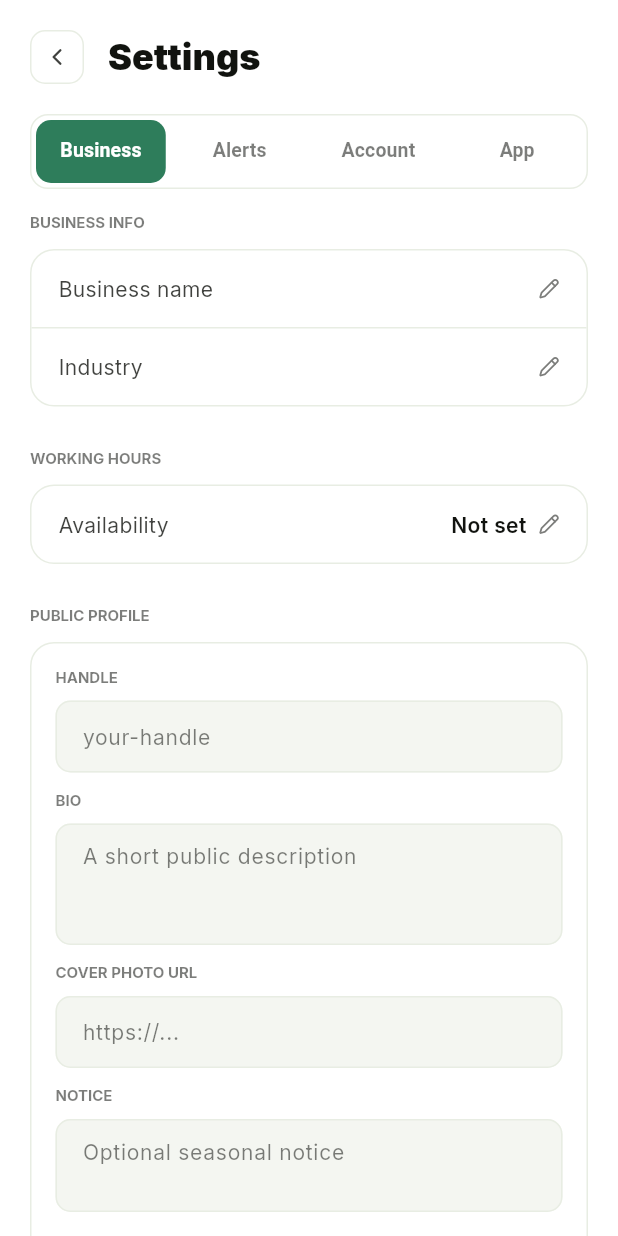
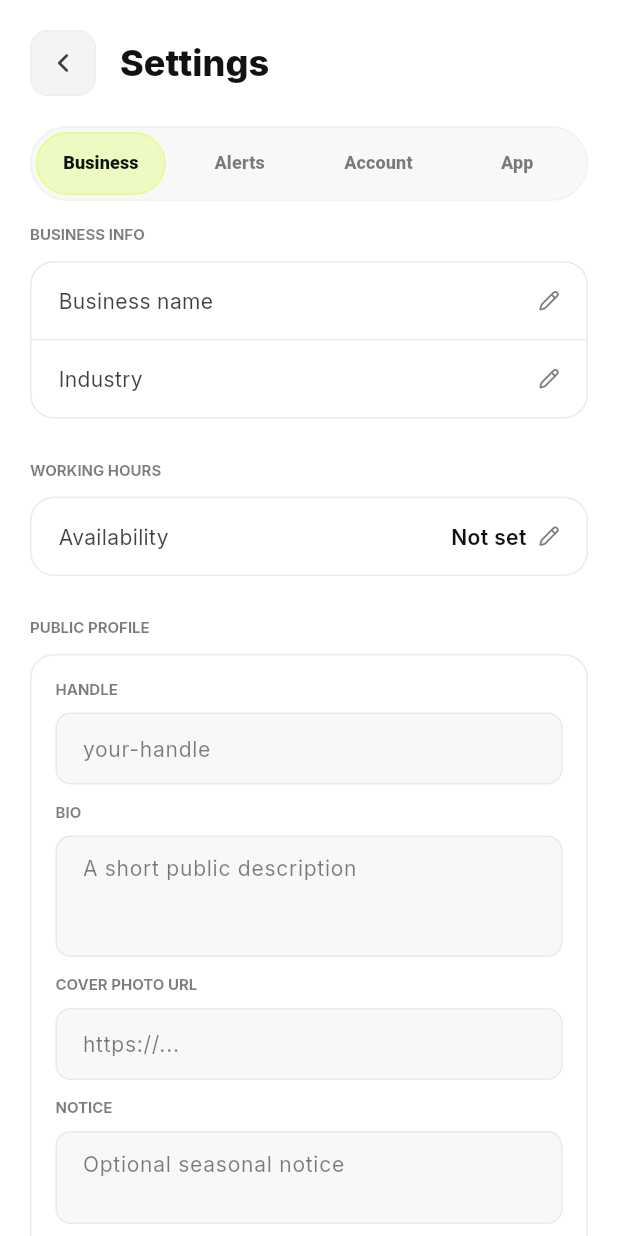
Before and after one commit to Slateapp789/Slate, a Flutter app: the screen it shows once a user with an empty profile is signed in, after a tap on the "settings" icon, on a phone screen of 412 x 824 dp. Run offline on Flutter 3.47's test engine with Material 3 defaults, Android fonts, the phone set to English and light mode, and no system bars; our stand-ins replace flutter_riverpod, go_router, google_fonts, lucide_icons, supabase_flutter; accounts and stored records are empty; network calls fail; statements that could not run were skipped.

Commit message:
Align settings and onboarding chrome

```diff
--- a/lib/features/onboarding/onboarding_screen.dart
+++ b/lib/features/onboarding/onboarding_screen.dart
@@ -78,7 +78,7 @@ class _OnboardingScreenState extends ConsumerState<OnboardingScreen> {
                                   ),
                                   valueColor:
                                       const AlwaysStoppedAnimation<Color>(
-                                        AppColors.slateLight,
+                                        AppColors.accentPrimaryStrong,
                                       ),
                                   minHeight: 5,
                                 );
--- a/lib/features/settings/settings_screen.dart
+++ b/lib/features/settings/settings_screen.dart
@@ -2,6 +2,7 @@ import 'package:flutter/material.dart';
 import 'package:flutter_riverpod/flutter_riverpod.dart';
 import 'package:lucide_icons/lucide_icons.dart';
 import '../../core/theme/app_theme.dart';
+import '../../shared/widgets/slate_ui.dart';
 import 'providers/settings_providers.dart';
 import 'widgets/settings_business_tab.dart';
 import 'widgets/settings_account_tab.dart';
@@ -43,34 +44,21 @@ class _SettingsScreenState extends ConsumerState<SettingsScreen>
       body: SafeArea(
         child: Column(
           children: [
-            // ── Header ──────────────────────────────────────────────────
             Padding(
               padding: const EdgeInsets.fromLTRB(20, 20, 20, 0),
               child: Row(
                 children: [
-                  GestureDetector(
+                  SlateIconButton(
+                    icon: LucideIcons.chevronLeft,
+                    semanticLabel: 'Back',
                     onTap: () => Navigator.pop(context),
-                    child: Container(
-                      width: 36,
-                      height: 36,
-                      decoration: BoxDecoration(
-                        color: AppColors.bgCard,
-                        borderRadius: BorderRadius.circular(10),
-                        border: Border.all(color: AppColors.border),
-                      ),
-                      child: const Icon(
-                        LucideIcons.chevronLeft,
-                        color: AppColors.t2,
-                        size: 18,
-                      ),
-                    ),
                   ),
                   const SizedBox(width: 16),
                   const Text(
                     'Settings',
                     style: TextStyle(
                       fontSize: 24,
-                      fontWeight: FontWeight.w900,
+                      fontWeight: FontWeight.w800,
                       color: AppColors.t1,
                       letterSpacing: 0,
                     ),
@@ -80,29 +68,37 @@ class _SettingsScreenState extends ConsumerState<SettingsScreen>
             ),
             const SizedBox(height: 20),
 
-            // ── Tab bar ──────────────────────────────────────────────────
             Padding(
               padding: const EdgeInsets.symmetric(horizontal: 20),
               child: Container(
                 decoration: BoxDecoration(
-                  color: AppColors.bgCard,
-                  borderRadius: BorderRadius.circular(12),
-                  border: Border.all(color: AppColors.border),
+                  color: AppColors.t1.withValues(alpha: 0.028),
+                  borderRadius: BorderRadius.circular(AppRadius.pill),
+                  border: Border.all(
+                    color: AppColors.border.withValues(alpha: 0.54),
+                  ),
                 ),
                 child: TabBar(
                   controller: _tabController,
                   indicator: BoxDecoration(
-                    color: AppColors.green,
-                    borderRadius: BorderRadius.circular(10),
+                    color: AppColors.accentPrimaryStrong.withValues(
+                      alpha: 0.34,
+                    ),
+                    borderRadius: BorderRadius.circular(AppRadius.pill),
+                    border: Border.all(
+                      color: AppColors.accentPrimaryStrong.withValues(
+                        alpha: 0.54,
+                      ),
+                    ),
                   ),
                   indicatorSize: TabBarIndicatorSize.tab,
                   indicatorPadding: const EdgeInsets.all(3),
                   dividerColor: Colors.transparent,
-                  labelColor: Colors.white,
+                  labelColor: AppColors.t1,
                   unselectedLabelColor: AppColors.t3,
                   labelStyle: const TextStyle(
-                    fontSize: 13,
-                    fontWeight: FontWeight.w700,
+                    fontSize: 12,
+                    fontWeight: FontWeight.w800,
                   ),
                   tabs: const [
                     Tab(text: 'Business'),
@@ -115,7 +111,6 @@ class _SettingsScreenState extends ConsumerState<SettingsScreen>
             ),
             const SizedBox(height: 16),
 
-            // ── Tab content ──────────────────────────────────────────────
             Expanded(
               child: TabBarView(
                 controller: _tabController,
--- a/lib/features/settings/widgets/settings_helpers.dart
+++ b/lib/features/settings/widgets/settings_helpers.dart
@@ -83,7 +83,7 @@ Widget tappableRow({
 Widget skeletonBox(double height) => Container(
   height: height,
   decoration: BoxDecoration(
-    color: AppColors.bgCard,
+    color: AppColors.t1.withValues(alpha: 0.035),
     borderRadius: BorderRadius.circular(16),
   ),
 );
@@ -91,9 +91,9 @@ Widget skeletonBox(double height) => Container(
 Widget errorBox(String msg) => Container(
   padding: const EdgeInsets.all(16),
   decoration: BoxDecoration(
-    color: AppColors.bgCard,
+    color: AppColors.t1.withValues(alpha: 0.028),
     borderRadius: BorderRadius.circular(16),
-    border: Border.all(color: AppColors.border),
+    border: Border.all(color: AppColors.border.withValues(alpha: 0.54)),
   ),
   child: Text(msg, style: const TextStyle(color: AppColors.t3)),
 );
@@ -103,7 +103,7 @@ Widget saveBtn({
   required VoidCallback onTap,
   bool loading = false,
   bool disabled = false,
-  Color color = AppColors.green,
+  Color color = AppColors.accentPrimaryStrong,
 }) => SizedBox(
   width: double.infinity,
   height: 52,
@@ -111,7 +111,7 @@ Widget saveBtn({
     onPressed: loading || disabled ? null : onTap,
     style: ElevatedButton.styleFrom(
       backgroundColor: color,
-      foregroundColor: Colors.white,
+      foregroundColor: AppColors.t1,
       shape: RoundedRectangleBorder(borderRadius: BorderRadius.circular(14)),
       elevation: 0,
     ),
@@ -120,7 +120,7 @@ Widget saveBtn({
             width: 18,
             height: 18,
             child: CircularProgressIndicator(
-              color: Colors.white,
+              color: AppColors.t1,
               strokeWidth: 2,
             ),
           )
@@ -177,7 +177,7 @@ Widget settingsField({
         hintText: hint,
         hintStyle: const TextStyle(color: AppColors.t3),
         filled: true,
-        fillColor: AppColors.bgInteract,
+        fillColor: AppColors.t1.withValues(alpha: 0.028),
         border: OutlineInputBorder(
           borderRadius: BorderRadius.circular(10),
           borderSide: const BorderSide(color: AppColors.border),
@@ -188,7 +188,10 @@ Widget settingsField({
         ),
         focusedBorder: OutlineInputBorder(
           borderRadius: BorderRadius.circular(10),
-          borderSide: const BorderSide(color: AppColors.green, width: 1.5),
+          borderSide: const BorderSide(
+            color: AppColors.accentPrimary,
+            width: 1.5,
+          ),
         ),
         contentPadding: const EdgeInsets.symmetric(
           horizontal: 14,
--- a/lib/main.dart
+++ b/lib/main.dart
@@ -507,7 +507,7 @@ class _SlatePillNavBar extends StatelessWidget {
           SlateGlassSurface(
             radius: AppRadius.pill,
             blur: 30,
-            color: AppColors.slateLight,
+            color: AppColors.accentPrimaryStrong,
             child: GestureDetector(
               onTap: onAction,
               child: const SizedBox(
@@ -701,7 +701,7 @@ class _LoadingScreen extends StatelessWidget {
                 width: 30,
                 height: 30,
                 child: CircularProgressIndicator(
-                  color: AppColors.slateLight,
+                  color: AppColors.accentPrimaryStrong,
                   strokeWidth: 2.4,
                 ),
               ),
```
